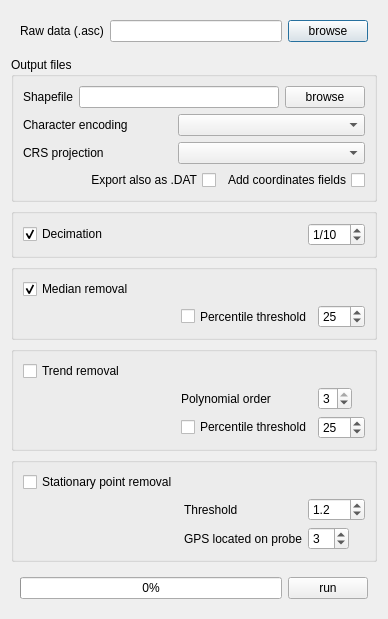
The window that ui/ui_MagDialog.ui (narimanInrap/AGT) describes before a commit, drawn with Qt 5.
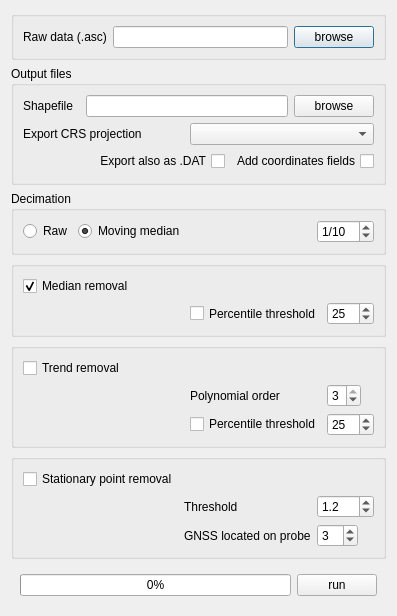
The same window after the commit.

```diff
--- a/ui/ui_MagDialog.ui
+++ b/ui/ui_MagDialog.ui
@@ -6,8 +6,8 @@
    <rect>
     <x>0</x>
     <y>0</y>
-    <width>359</width>
-    <height>538</height>
+    <width>355</width>
+    <height>616</height>
    </rect>
   </property>
   <property name="sizePolicy">
@@ -21,23 +21,26 @@
   </property>
   <layout class="QGridLayout" name="gridLayout_5">
    <item row="0" column="0">
-    <widget class="QWidget" name="widget_2" native="true">
-     <layout class="QHBoxLayout" name="horizontalLayout">
-      <item>
+    <widget class="QGroupBox" name="groupBox_5">
+     <property name="title">
+      <string/>
+     </property>
+     <layout class="QGridLayout" name="gridLayout_6">
+      <item row="0" column="0">
        <widget class="QLabel" name="label">
         <property name="text">
          <string>Raw data (.asc)</string>
         </property>
        </widget>
       </item>
-      <item>
+      <item row="0" column="1">
        <widget class="QLineEdit" name="inFileLine">
         <property name="locale">
          <locale language="English" country="UnitedStates"/>
         </property>
        </widget>
       </item>
-      <item>
+      <item row="0" column="3">
        <widget class="QPushButton" name="ButtonBrowse">
         <property name="sizePolicy">
          <sizepolicy hsizetype="Fixed" vsizetype="Fixed">
@@ -68,27 +71,21 @@
       <string>Output files</string>
      </property>
      <layout class="QGridLayout" name="gridLayout">
-      <item row="1" column="3" colspan="3">
-       <widget class="QComboBox" name="comboEncoding">
-        <property name="sizePolicy">
-         <sizepolicy hsizetype="Expanding" vsizetype="Fixed">
-          <horstretch>0</horstretch>
-          <verstretch>0</verstretch>
-         </sizepolicy>
-        </property>
-        <property name="locale">
-         <locale language="English" country="UnitedStates"/>
+      <item row="0" column="0">
+       <widget class="QLabel" name="outputLabel">
+        <property name="text">
+         <string>Shapefile</string>
         </property>
        </widget>
       </item>
-      <item row="2" column="0" colspan="2">
+      <item row="1" column="0" colspan="2">
        <widget class="QLabel" name="label_georefscr">
         <property name="text">
-         <string>CRS projection</string>
+         <string>Export CRS projection</string>
         </property>
        </widget>
       </item>
-      <item row="3" column="0" colspan="4">
+      <item row="2" column="0" colspan="4">
        <widget class="QCheckBox" name="datFilechkbox">
         <property name="layoutDirection">
          <enum>Qt::RightToLeft</enum>
@@ -98,7 +95,7 @@
         </property>
        </widget>
       </item>
-      <item row="3" column="4" colspan="2">
+      <item row="2" column="4" colspan="2">
        <widget class="QCheckBox" name="coordFieldschk">
         <property name="layoutDirection">
          <enum>Qt::RightToLeft</enum>
@@ -125,21 +122,7 @@
         </property>
        </widget>
       </item>
-      <item row="0" column="0">
-       <widget class="QLabel" name="outputLabel">
-        <property name="text">
-         <string>Shapefile</string>
-        </property>
-       </widget>
-      </item>
-      <item row="1" column="0" colspan="2">
-       <widget class="QLabel" name="label_enconding">
-        <property name="text">
-         <string>Character encoding</string>
-        </property>
-       </widget>
-      </item>
-      <item row="2" column="3" colspan="3">
+      <item row="1" column="3" colspan="3">
        <widget class="QComboBox" name="comboCRS">
         <property name="enabled">
          <bool>true</bool>
@@ -173,19 +156,39 @@
       </sizepolicy>
      </property>
      <property name="title">
-      <string/>
+      <string>Decimation</string>
      </property>
      <layout class="QHBoxLayout" name="horizontalLayout_2">
       <item>
-       <widget class="QCheckBox" name="decimChk">
+       <widget class="QRadioButton" name="RawDecimRadioBut">
         <property name="text">
-         <string>Decimation</string>
+         <string>Raw</string>
+        </property>
+       </widget>
+      </item>
+      <item>
+       <widget class="QRadioButton" name="MedianDecimRadioBut">
+        <property name="text">
+         <string>Moving median</string>
         </property>
         <property name="checked">
          <bool>true</bool>
         </property>
        </widget>
       </item>
+      <item>
+       <spacer name="horizontalSpacer_4">
+        <property name="orientation">
+         <enum>Qt::Horizontal</enum>
+        </property>
+        <property name="sizeHint" stdset="0">
+         <size>
+          <width>40</width>
+          <height>20</height>
+         </size>
+        </property>
+       </spacer>
+      </item>
       <item>
        <widget class="QSpinBox" name="decimSpin">
         <property name="sizePolicy">
@@ -418,7 +421,7 @@
       <item row="2" column="1">
        <widget class="QLabel" name="label_8">
         <property name="text">
-         <string>GPS located on probe</string>
+         <string>GNSS located on probe</string>
         </property>
        </widget>
       </item>
```
Left out of the diff: 2 changed lines with no effect on the pictures.
